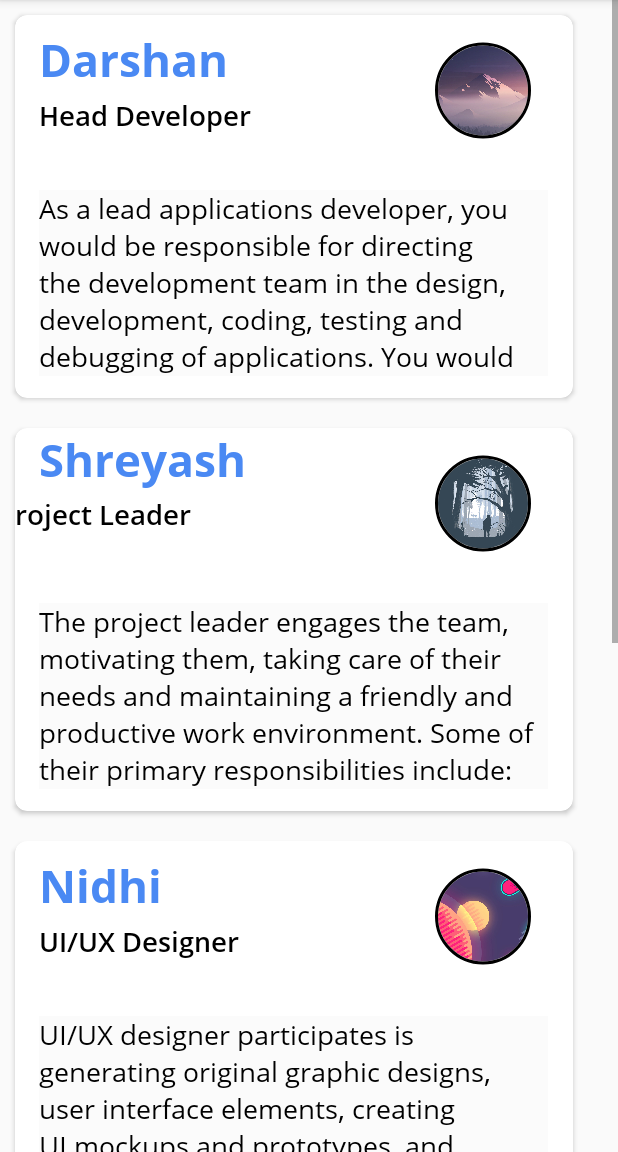
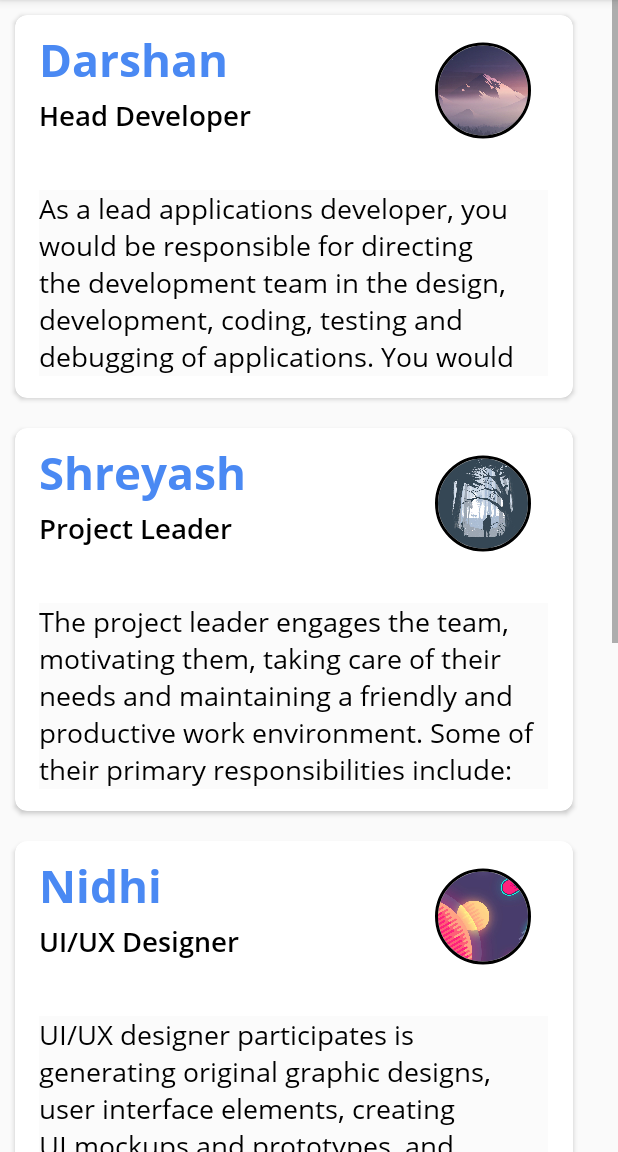
Before and after one commit to shreyash2628/Employee-Management-App, an Android app: the Team screen opened directly, with no data from a screen before it, on a phone screen of 412 x 824 dp, the part 84-1236 px from its top. Run offline under Robolectric (Android 15) with nearby library versions, the phone set to English and light mode, and no system bars; our stand-ins replace CircleImageView.

Commit message:
Updating <Constraints> Acitvity_team.xml file

```diff
--- a/app/src/main/res/layout/activity_team.xml
+++ b/app/src/main/res/layout/activity_team.xml
@@ -6,10 +6,12 @@
     android:layout_height="match_parent"
     android:orientation="vertical"
     tools:context=".dashboard.Team">
+    <!-- Adding Linear vetical orientation  !-->
     <LinearLayout
         android:layout_width="match_parent"
         android:layout_height="match_parent"
         android:orientation="vertical">
+        <!-- Cardview !-->
         <androidx.cardview.widget.CardView
             android:layout_width="372dp"
             android:layout_margin="10dp"
@@ -96,6 +98,7 @@
                     app:layout_constraintVertical_bias="0.976" />
             </androidx.constraintlayout.widget.ConstraintLayout>
         </androidx.cardview.widget.CardView>
+        <!-- Cardview 2 !-->
         <androidx.cardview.widget.CardView
             android:layout_width="372dp"
             android:layout_margin="10dp"
@@ -137,9 +140,9 @@
                     android:id="@+id/textViewDesignation3"
                     android:layout_width="200dp"
                     android:layout_height="38dp"
-                    android:layout_marginEnd="92dp"
-                    android:layout_marginRight="92dp"
-                    android:layout_marginBottom="33dp"
+                    android:layout_marginStart="16dp"
+                    android:layout_marginLeft="16dp"
+                    android:layout_marginBottom="24dp"
                     android:background="#FFFFFF"
                     android:fontFamily="@font/opensanssemibold"
                     android:hint="Designation"
@@ -147,7 +150,7 @@
                     android:textColor="#000000"
                     android:textSize="18sp"
                     app:layout_constraintBottom_toTopOf="@+id/Description3"
-                    app:layout_constraintEnd_toStartOf="@+id/profile_image3" />
+                    app:layout_constraintStart_toStartOf="parent" />
 
                 <de.hdodenhof.circleimageview.CircleImageView
                     android:id="@+id/profile_image3"
@@ -183,6 +186,7 @@
                     app:layout_constraintVertical_bias="0.976" />
             </androidx.constraintlayout.widget.ConstraintLayout>
         </androidx.cardview.widget.CardView>
+        <!-- Cardview 3 !-->
         <androidx.cardview.widget.CardView
             android:layout_width="372dp"
             android:layout_margin="10dp"
@@ -270,6 +274,7 @@
                     app:layout_constraintVertical_bias="0.976" />
             </androidx.constraintlayout.widget.ConstraintLayout>
         </androidx.cardview.widget.CardView>
+        <!-- Cardview 4 !-->
         <androidx.cardview.widget.CardView
             android:layout_width="372dp"
             android:layout_margin="10dp"
@@ -357,6 +362,7 @@
                     app:layout_constraintVertical_bias="0.976" />
             </androidx.constraintlayout.widget.ConstraintLayout>
         </androidx.cardview.widget.CardView>
+        <!-- Cardview 5!-->
         <androidx.cardview.widget.CardView
             android:layout_width="372dp"
             android:layout_margin="10dp"
@@ -420,7 +426,7 @@
                     app:civ_border_width="2dp"
                     app:layout_constraintBottom_toTopOf="@+id/Description6"
                     app:layout_constraintEnd_toEndOf="parent"
-                    app:layout_constraintHorizontal_bias="0.654"
+                    app:layout_constraintHorizontal_bias="0.962"
                     app:layout_constraintStart_toEndOf="@+id/textViewName6"
                     app:layout_constraintTop_toTopOf="parent"
                     app:layout_constraintVertical_bias="1.0" />
```
